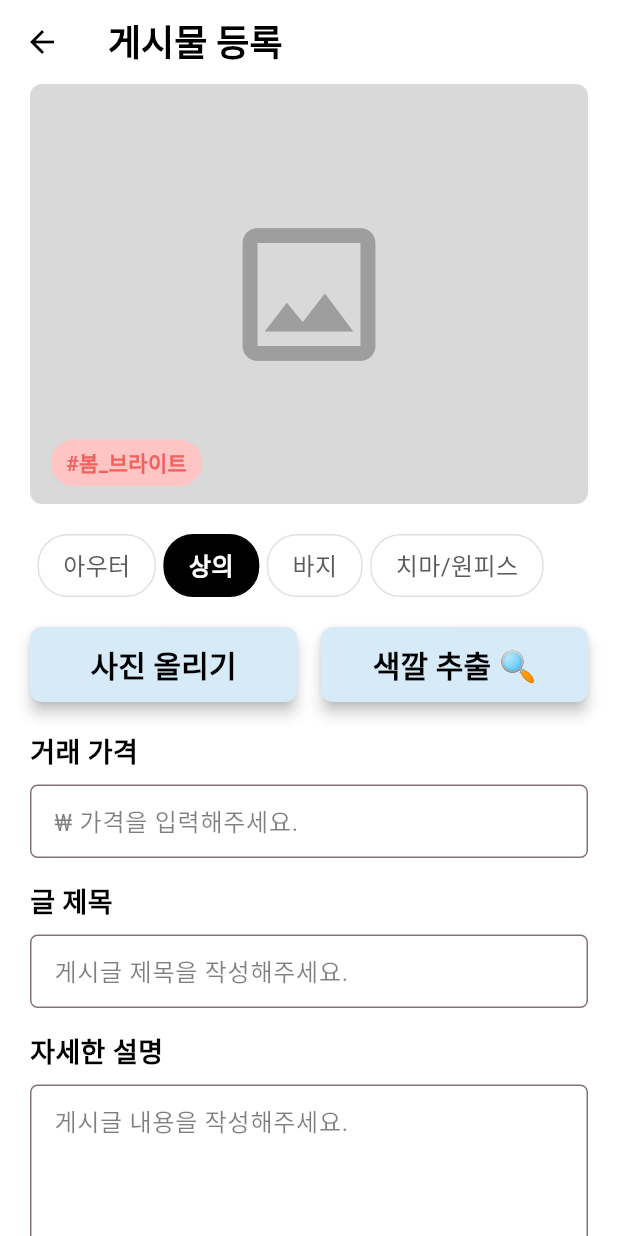
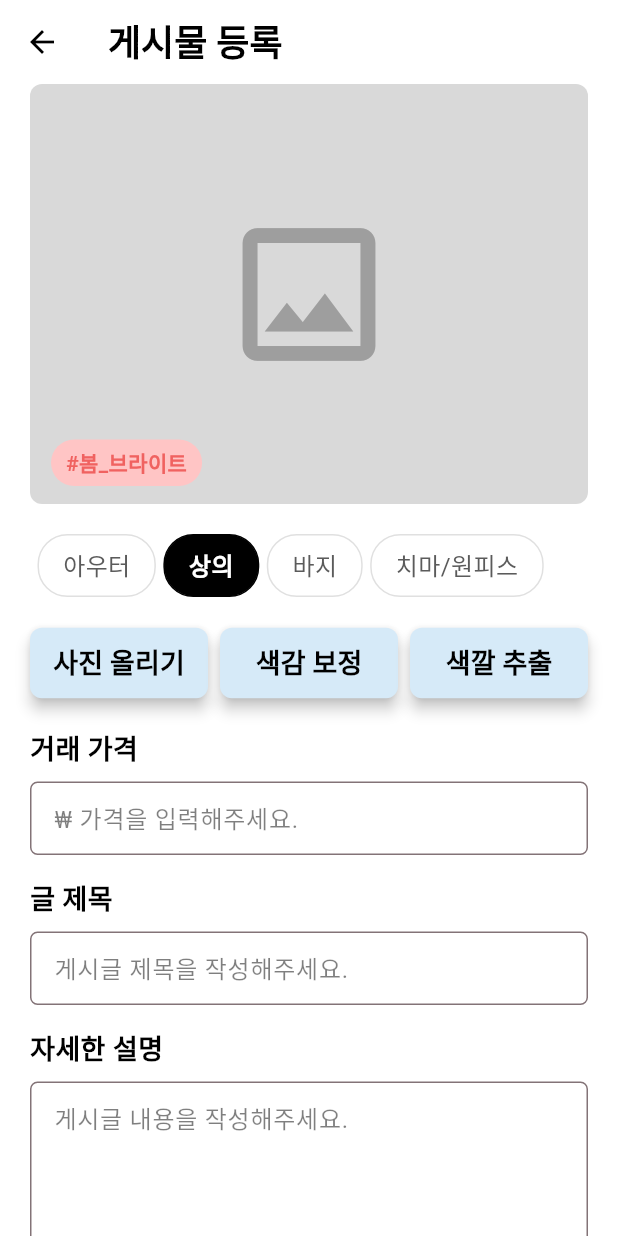
Before and after one commit to MSAI-MLproject10team/MLfront, a Flutter app: the PostScreen screen opened directly, on a phone screen of 412 x 824 dp. Run offline on Flutter 3.47's test engine with Material 3 defaults, Android fonts, the phone set to English and light mode, and no system bars.

Commit message:
Post 페이지에 색감 보정 버튼 생성

```diff
--- a/lib/screens/post_screen.dart
+++ b/lib/screens/post_screen.dart
@@ -191,13 +191,13 @@ class _PostScreenState extends State<PostScreen> {
                         '사진 올리기',
                         style: TextStyle(
                           color: Colors.black,
-                          fontSize: 20,
+                          fontSize: 18,
                           fontWeight: FontWeight.w700,
                         ),
                       ),
                     ),
                   ),
-                  const SizedBox(width: 16),
+                  const SizedBox(width: 8),  // 버튼 사이 간격 조정
                   Expanded(
                     child: ElevatedButton(
                       onPressed: () {},
@@ -210,10 +210,32 @@ class _PostScreenState extends State<PostScreen> {
                         ),
                       ),
                       child: const Text(
-                        '색깔 추출 🔍',
+                        '색감 보정',
                         style: TextStyle(
                           color: Colors.black,
-                          fontSize: 20,
+                          fontSize: 18,
+                          fontWeight: FontWeight.w700,
+                        ),
+                      ),
+                    ),
+                  ),
+                  const SizedBox(width: 8),  // 버튼 사이 간격 조정
+                  Expanded(
+                    child: ElevatedButton(
+                      onPressed: () {},
+                      style: ElevatedButton.styleFrom(
+                        backgroundColor: AppColors.primary,
+                        elevation: 4,
+                        padding: const EdgeInsets.symmetric(vertical: 10),
+                        shape: RoundedRectangleBorder(
+                          borderRadius: BorderRadius.circular(8),
+                        ),
+                      ),
+                      child: const Text(
+                        '색깔 추출',
+                        style: TextStyle(
+                          color: Colors.black,
+                          fontSize: 18,
                           fontWeight: FontWeight.w700,
                         ),
                       ),
```
